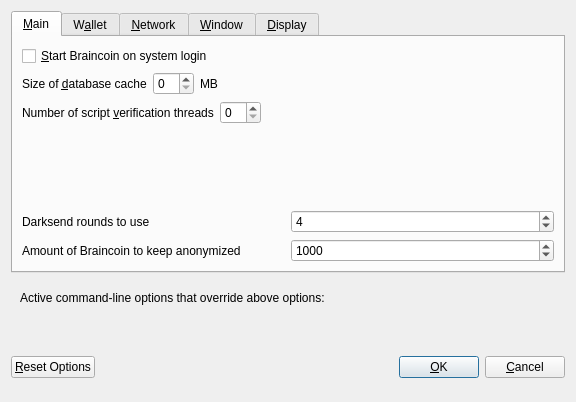
Above: src/qt/forms/optionsdialog.ui from ticclassic/ic before the change. Below: the same form after it.
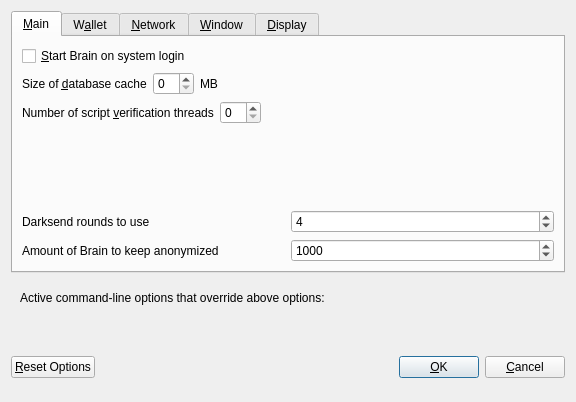
That is the form after the change. Custom widgets are drawn as their Qt base class.

What changed in the file:
```diff
--- a/src/qt/forms/optionsdialog.ui
+++ b/src/qt/forms/optionsdialog.ui
@@ -33,7 +33,7 @@
           <string>Automatically start Braincoin after logging in to the system.</string>
          </property>
          <property name="text">
-          <string>&amp;Start Braincoin on system login</string>
+          <string>&amp;Start Brain on system login</string>
          </property>
         </widget>
        </item>
@@ -177,7 +177,7 @@
             <string notr="true"/>
            </property>
            <property name="text">
-            <string>Amount of Braincoin to keep anonymized</string>
+            <string>Amount of Brain to keep anonymized</string>
            </property>
           </widget>
          </item>
```
Left out of the diff: 10 changed lines with no effect on the pictures.
